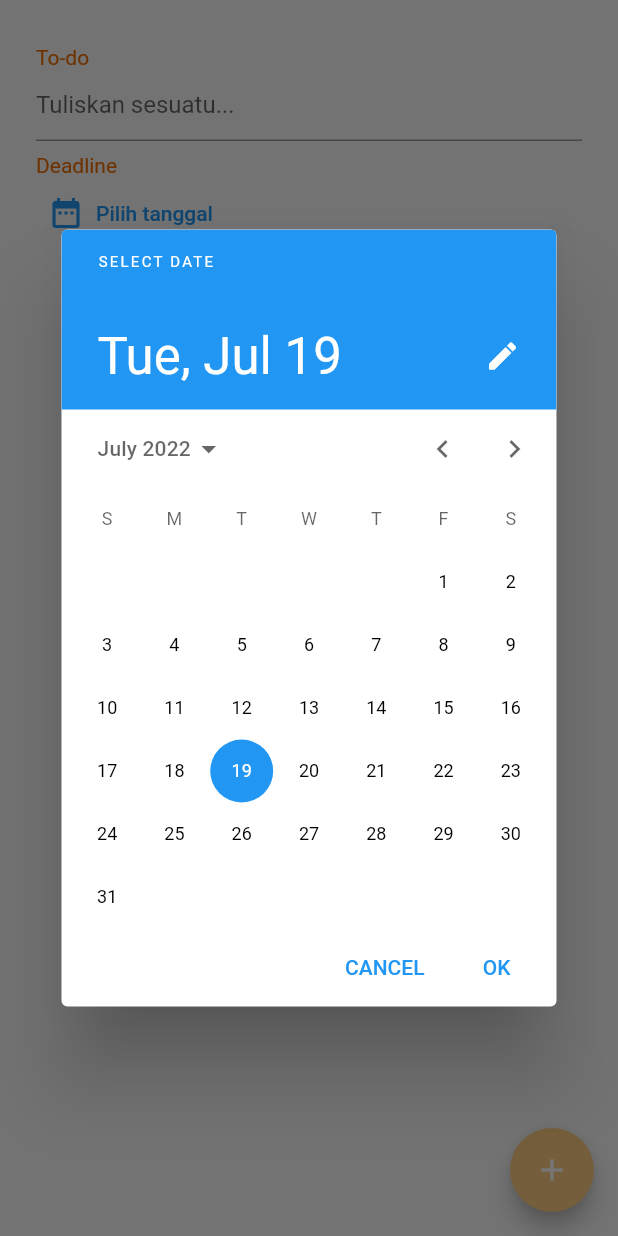
After one commit to medkom22/appsoed2, a Flutter app: the TodolistView screen opened by its route, after a tap on "Pilih tanggal", on a phone screen of 412 x 824 dp. The commit adds this screen. Run offline on Flutter 3.47's test engine with Material 2 defaults, Android fonts, the phone set to English and light mode, and no system bars; our stand-ins replace cached_network_image, carousel_slider, cloud_firestore, connectivity_plus, curved_navigation_bar, easy_splash_screen and 9 more; missing offline and left inert: onesignal_flutter, vertical_card_pager; accounts and stored records are empty; network calls fail.

Commit message:
no clear todolist

```diff
--- /dev/null
+++ b/lib/app/modules/todolist/bindings/todolist_binding.dart
@@ -0,0 +1,12 @@
+import 'package:get/get.dart';
+
+import '../controllers/todolist_controller.dart';
+
+class TodolistBinding extends Bindings {
+  @override
+  void dependencies() {
+    Get.lazyPut<TodolistController>(
+      () => TodolistController(),
+    );
+  }
+}
--- /dev/null
+++ b/lib/app/modules/todolist/controllers/todolist_controller.dart
@@ -0,0 +1,38 @@
+import 'dart:math';
+
+import 'package:flutter/material.dart';
+import 'package:get/get.dart';
+import 'package:sqflite/sqflite.dart';
+
+import '../db/database_manager.dart';
+
+class TodolistController extends GetxController {
+  TextEditingController todoController = TextEditingController();
+  String dateController = '';
+  DatabaseManager database = DatabaseManager.instance;
+
+  Future addNote() async {
+    Database db = await database.database;
+    await db.insert(
+      'todos',
+      {
+        'id': Random().nextInt(1000),
+        'todo': todoController.text,
+        'date': dateController,
+      },
+    );
+    Get.back();
+    Get.snackbar(
+      'Sukses',
+      'Berhasil Menambahkan todolist',
+      backgroundColor: Colors.lightGreen,
+    );
+  }
+
+  @override
+  void dispose() {
+    todoController.dispose();
+
+    super.dispose();
+  }
+}
--- /dev/null
+++ b/lib/app/modules/todolist/views/todolist_view.dart
@@ -0,0 +1,82 @@
+import 'package:flutter/material.dart';
+import 'package:get/get.dart';
+import 'package:intl/intl.dart';
+
+import '../controllers/todolist_controller.dart';
+
+class TodolistView extends GetView<TodolistController> {
+  const TodolistView({Key? key}) : super(key: key);
+  @override
+  Widget build(BuildContext context) {
+    return Scaffold(
+      floatingActionButton: FloatingActionButton(
+        onPressed: () {
+          if (controller.todoController.text.isNotEmpty) {
+            var c = controller.addNote();
+            print(c);
+          } else {
+            Get.snackbar(
+              'Error',
+              'Tidak Boleh Kosong',
+              backgroundColor: Colors.red,
+            );
+          }
+        },
+        backgroundColor: Colors.orange[200],
+        child: const Icon(Icons.add),
+      ),
+      body: SafeArea(
+        child: Container(
+          margin: const EdgeInsets.only(
+            top: 30,
+            right: 24,
+            left: 24,
+          ),
+          child: Column(
+            crossAxisAlignment: CrossAxisAlignment.start,
+            children: [
+              Text(
+                'To-do',
+                style: TextStyle(
+                  color: Colors.orange[800],
+                ),
+              ),
+              TextField(
+                controller: controller.todoController,
+                decoration: const InputDecoration(
+                  hintText: 'Tuliskan sesuatu...',
+                ),
+              ),
+              const SizedBox(
+                height: 8,
+              ),
+              Text(
+                'Deadline',
+                style: TextStyle(
+                  color: Colors.orange[800],
+                ),
+              ),
+              TextButton.icon(
+                onPressed: () {
+                  showDatePicker(
+                    context: context,
+                    initialDate: DateTime.now(),
+                    firstDate: DateTime(2000),
+                    lastDate: DateTime(2030),
+                  ).then((value) {
+                    controller.dateController =
+                        DateFormat('yyyy-MM-dd').format(value!);
+                  });
+                },
+                icon: const Icon(Icons.date_range),
+                label: const Text(
+                  'Pilih tanggal',
+                ),
+              ),
+            ],
+          ),
+        ),
+      ),
+    );
+  }
+}
--- a/lib/app/routes/app_pages.dart
+++ b/lib/app/routes/app_pages.dart
@@ -1,7 +1,7 @@
-import 'package:appsoed/app/modules/fakultas/views/detail_fakultas_view.dart';
 import 'package:get/get.dart';
 
 import '../modules/fakultas/bindings/fakultas_binding.dart';
+import '../modules/fakultas/views/detail_fakultas_view.dart';
 import '../modules/fakultas/views/fakultas_view.dart';
 import '../modules/home/bindings/home_binding.dart';
 import '../modules/home/views/home_view.dart';
@@ -17,6 +17,8 @@ import '../modules/signin/views/forgot_password_view.dart';
 import '../modules/signin/views/signin_view.dart';
 import '../modules/signup/bindings/signup_binding.dart';
 import '../modules/signup/views/signup_view.dart';
+import '../modules/todolist/bindings/todolist_binding.dart';
+import '../modules/todolist/views/todolist_view.dart';
 import '../modules/user_profile/bindings/user_profile_binding.dart';
 import '../modules/user_profile/views/user_profile_view.dart';
 import '../views/views/about_appsoed_view.dart';
@@ -93,7 +95,6 @@ class AppPages {
       page: () => const NewsAppView(),
       binding: NewsAppBinding(),
     ),
-
     GetPage(
       name: Routes.KOMIK,
       page: () => const KomikView(),
@@ -120,5 +121,10 @@ class AppPages {
       name: Routes.DETAIL_FAKULTAS,
       page: () => DetailFakultasView(),
     ),
+    GetPage(
+      name: _Paths.TODOLIST,
+      page: () => const TodolistView(),
+      binding: TodolistBinding(),
+    ),
   ];
 }
--- a/lib/app/routes/app_routes.dart
+++ b/lib/app/routes/app_routes.dart
@@ -25,6 +25,7 @@ abstract class Routes {
   static const MEDIA_PARTNER = _Paths.MEDIA_PARTNER;
   static const FAKULTAS = _Paths.FAKULTAS;
   static const DETAIL_FAKULTAS = _Paths.DETAIL_FAKULTAS;
+  static const TODOLIST = _Paths.TODOLIST;
 }
 
 abstract class _Paths {
@@ -50,4 +51,5 @@ abstract class _Paths {
   static const MEDIA_PARTNER = '/media-partner';
   static const FAKULTAS = '/fakultas';
   static const DETAIL_FAKULTAS = '/detail-fakultas';
+  static const TODOLIST = '/todolist';
 }
--- a/pubspec.yaml
+++ b/pubspec.yaml
@@ -44,8 +44,11 @@ dependencies:
   get: ^4.6.5
   getwidget: ^3.0.1
   google_sign_in: ^5.4.0
+  intl: ^0.17.0
   lottie: ^1.3.0
   onesignal_flutter: ^3.3.2
+  path_provider: ^2.0.11
+  sqflite: ^2.0.3
   url_launcher: ^6.1.4
   vertical_card_pager: ^1.5.0
 dev_dependencies:
```
Also changed, not shown: lib/app/modules/home/controllers/home_controller.dart (+30 -0 lines), lib/app/modules/todolist/db/database_manager.dart (added, +45 -0 lines), lib/app/modules/todolist/db/db_model.dart (added, +65 -0 lines), lib/app/widgets/connection_widget.dart (+9 -1 lines), pubspec.lock.
